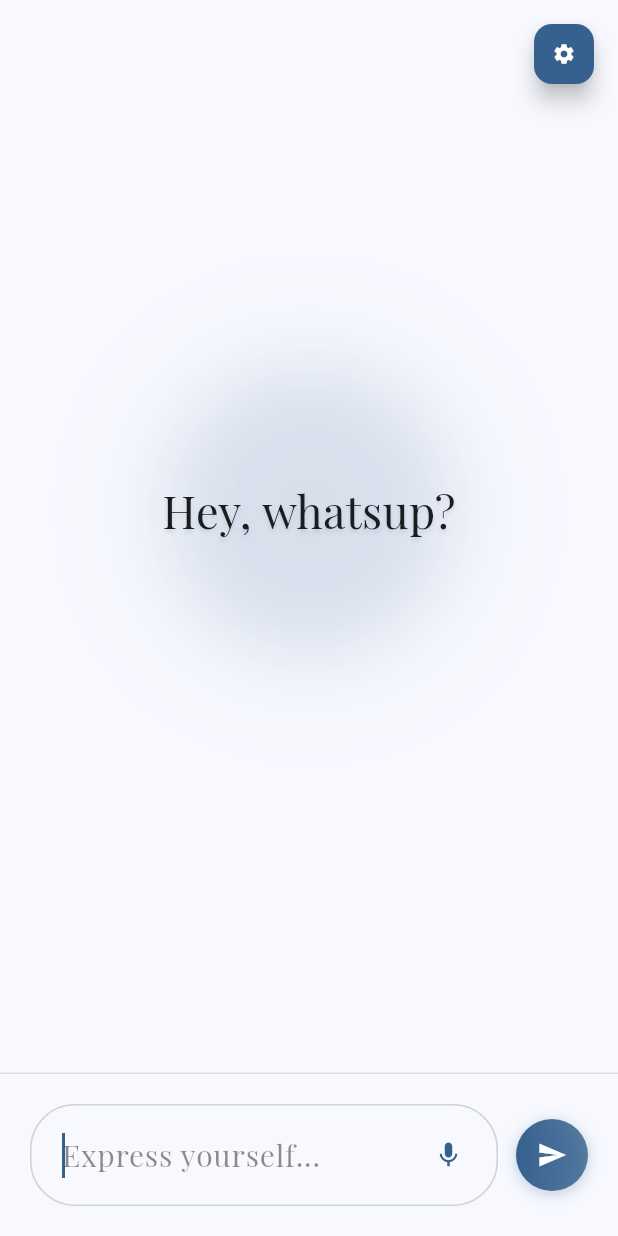
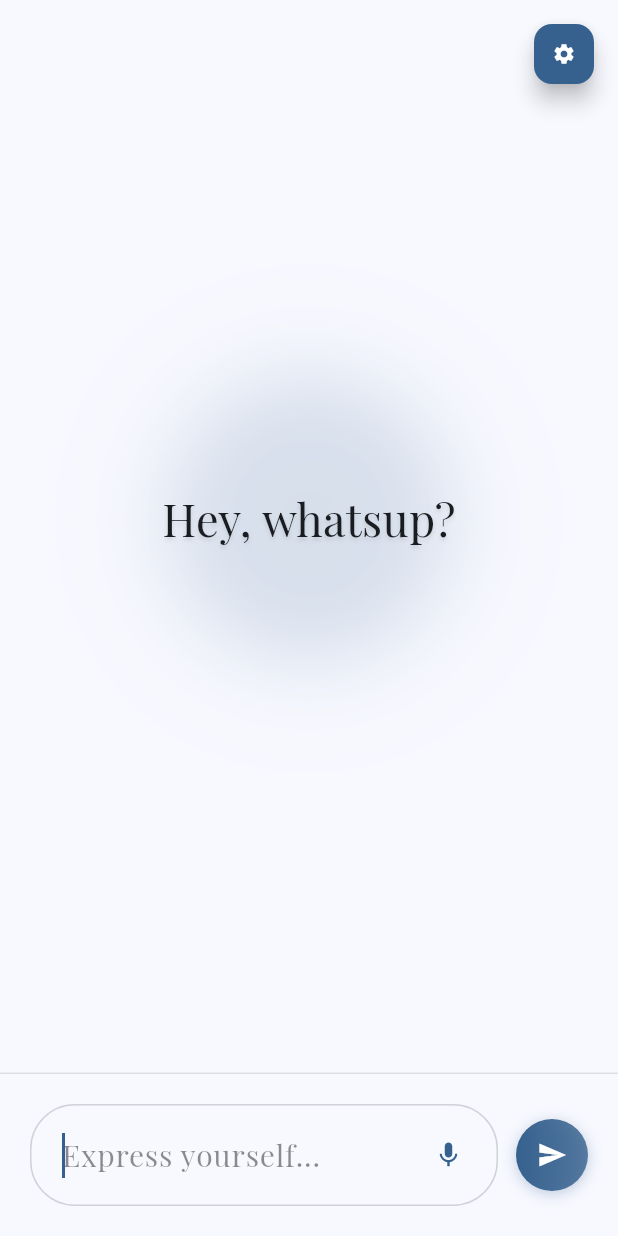
Before and after one commit to ThomasNowProductions/Alex, a Flutter app: the screen it shows after launch, on a phone screen of 412 x 824 dp. Run offline on Flutter 3.47's test engine with Material 3 defaults, Android fonts, the phone set to English and light mode, and no system bars; our stand-ins replace flutter_dotenv, google_fonts, logger, permission_handler, speech_to_text; missing offline and left inert: markdown_widget; project files that could hold a hidden picture were left out.

Commit message:
Adjust web search usage and center chat empty state

```diff
--- a/lib/components/chat_screen.dart
+++ b/lib/components/chat_screen.dart
@@ -2,7 +2,6 @@ import 'package:flutter/material.dart';
 import '../models/chat_state.dart';
 import '../widgets/chat_message.dart';
 import '../widgets/chat_ui_components.dart';
-import '../widgets/web_search_results.dart';
 import '../services/chat_business_logic.dart';
 import '../services/chat_speech_handler.dart';
 import '../services/chat_summarization_handler.dart';
@@ -63,9 +62,6 @@ class _ChatScreenState extends State<ChatScreen> {
         _state.messages.clear();
         _state.messages.addAll(messages);
       }),
-      (results) => setState(() {
-        _state.lastSearchResults = results;
-      }),
     );
   }
 
@@ -91,11 +87,6 @@ class _ChatScreenState extends State<ChatScreen> {
                     children: [
                       if (_state.messages.isNotEmpty)
                         _state.messages[0],
-                      if (_state.lastSearchResults.isNotEmpty)
-                        Padding(
-                          padding: const EdgeInsets.only(top: 24),
-                          child: WebSearchResults(results: _state.lastSearchResults),
-                        ),
                     ],
                   ),
                 ),
--- a/lib/models/chat_state.dart
+++ b/lib/models/chat_state.dart
@@ -3,7 +3,6 @@ import 'package:speech_to_text/speech_to_text.dart' as stt;
 import 'dart:async';
 import '../constants/chat_constants.dart';
 import '../widgets/chat_message.dart';
-import 'web_search_result.dart';
 
 /// State management class for the chat screen
 class ChatState {
@@ -14,7 +13,6 @@ class ChatState {
   // Messages and UI state
   final List<ChatMessage> messages = [];
   bool isLoading = false;
-  List<WebSearchResult> lastSearchResults = [];
 
   // Current dynamic content
   late String currentWelcomeMessage;
--- a/lib/services/chat_business_logic.dart
+++ b/lib/services/chat_business_logic.dart
@@ -2,7 +2,6 @@ import 'package:flutter/material.dart';
 import 'package:google_fonts/google_fonts.dart';
 import '../models/ai_response.dart';
 import '../models/chat_state.dart';
-import '../models/web_search_result.dart';
 import '../services/conversation_service.dart';
 import '../services/ollama_service.dart';
 import '../services/safety_service.dart';
@@ -18,7 +17,6 @@ class ChatBusinessLogic {
     String message,
     Function(bool) setLoading,
     Function(List<ChatMessage>) updateMessages,
-    Function(List<WebSearchResult>) updateSearchResults,
   ) async {
     if (message.trim().isEmpty) return;
 
@@ -39,7 +37,6 @@ class ChatBusinessLogic {
     state.focusNode.requestFocus();
 
     setLoading(true);
-    updateSearchResults(const <WebSearchResult>[]);
     updateMessages([
       ChatMessage(
         text: "",
@@ -65,8 +62,6 @@ class ChatBusinessLogic {
           isLoading: false,
         )
       ]);
-
-      updateSearchResults(aiResponse.webResults);
 
       AppLogger.i('AI response sent to user, length: ${aiResponse.content.length}');
     } catch (e) {
--- a/lib/widgets/chat_ui_components.dart
+++ b/lib/widgets/chat_ui_components.dart
@@ -157,27 +157,26 @@ class ChatUIComponents {
             ],
           ),
         ),
-        child: Stack(
+        child: SafeArea(
+          bottom: false,
+          child: Column(
             children: [
-            // Centered chat content
-            Positioned.fill(
-              top: 0,
-              bottom: 120,
+              Expanded(
                 child: child,
               ),
-
-            // Floating input at bottom
-            Positioned(
-              bottom: 0,
-              left: 0,
-              right: 0,
+              SafeArea(
+                top: false,
                 child: Container(
+                  width: double.infinity,
                   padding: AppConstants.inputPadding,
                   decoration: BoxDecoration(
                     color: Theme.of(context).colorScheme.surface,
                     border: Border(
                       top: BorderSide(
-                      color: Theme.of(context).colorScheme.outline.withValues(alpha: 0.2),
+                        color: Theme.of(context)
+                            .colorScheme
+                            .outline
+                            .withValues(alpha: 0.2),
                       ),
                     ),
                   ),
@@ -185,6 +184,7 @@ class ChatUIComponents {
                 ),
               ),
             ],
+          ),
         ),
       ),
       floatingActionButton: floatingActionButton != null ? Container(
```
Also changed, not shown: lib/services/ollama_service.dart (+65 -0 lines). Lines whose indentation alone changed are shown as unchanged.
